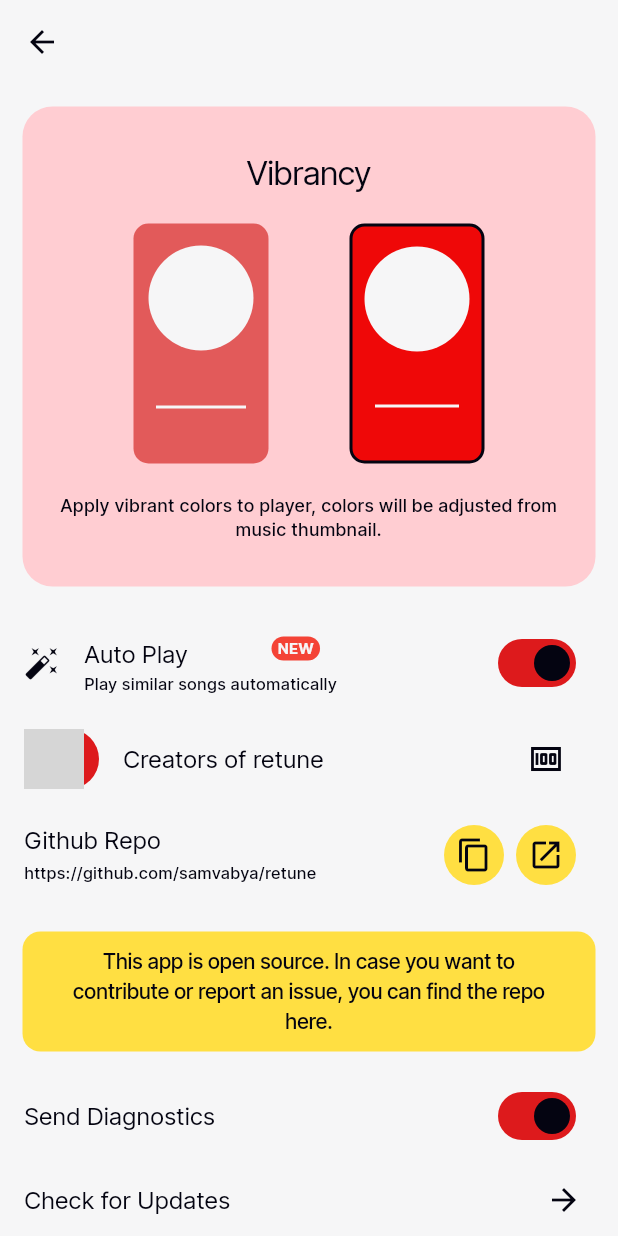
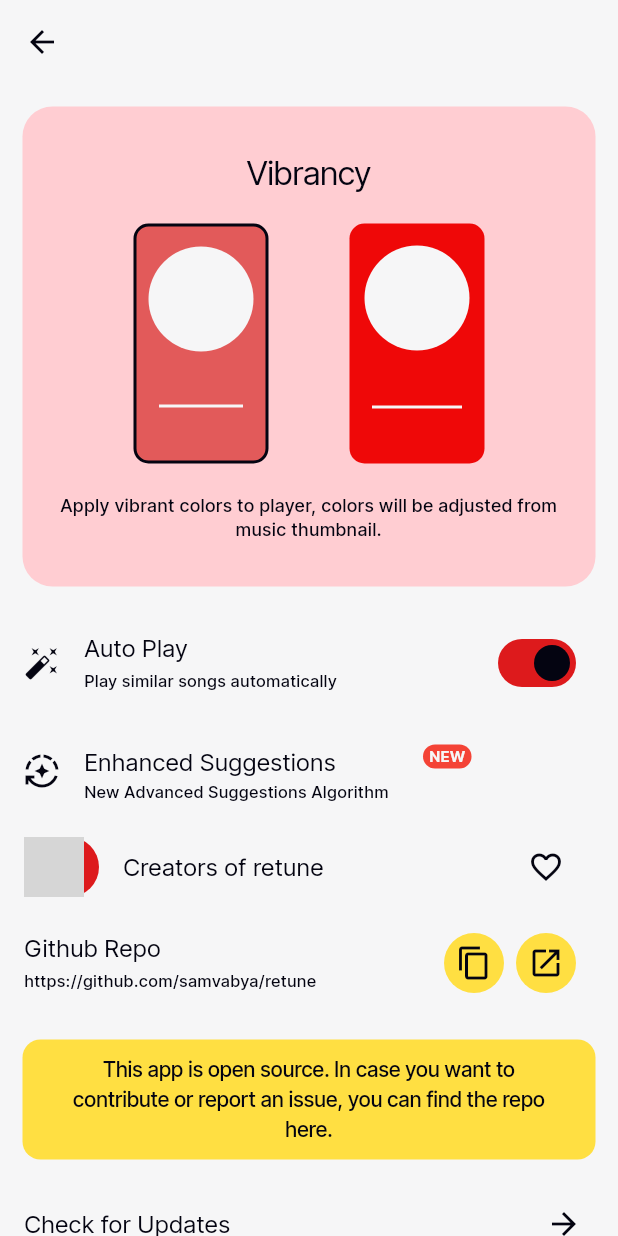
Before and after one commit to samvabya/retune, a Flutter app: the screen it shows after launch, after a tap on the "keyboard control" icon, on a phone screen of 412 x 824 dp. Run offline on Flutter 3.47's test engine with Material 3 defaults, Android fonts, the phone set to English and light mode, and no system bars; our stand-ins replace audio_service, audioplayers, cached_network_image, flutter_riverpod, google_fonts, hive and 2 more; missing offline and left inert: soft_edge_blur; accounts and stored records are empty; network calls fail; grey boxes are pictures that could not be loaded.

Commit message:
skip to previous/next controls, fixed settings, artists a-z

```diff
--- a/lib/main.dart
+++ b/lib/main.dart
@@ -3,6 +3,7 @@
 import 'package:flutter/services.dart';
 import 'package:flutter_riverpod/flutter_riverpod.dart';
 import 'package:google_fonts/google_fonts.dart';
+import 'package:retune/providers/settings_provider.dart';
 import 'package:retune/screens/home_screen.dart';
 import 'package:retune/services/audio_handler_service.dart';
 import 'package:retune/services/hive_service.dart';
@@ -25,6 +26,7 @@
     SystemUiOverlayStyle(statusBarColor: Colors.transparent),
   );
   await HiveService.init();
+  await SettingsProvider().init();
 
   runApp(const MainApp());
 }
--- a/lib/providers/song_provider.dart
+++ b/lib/providers/song_provider.dart
@@ -72,7 +72,7 @@
   Future<void> loadArtists() async {
     try {
       var artistids = HiveService.getAllArtists();
-      artistids.sort((a, b) => b.compareTo(a));
+      artistids.sort((a, b) => a.compareTo(b));
 
       _artists = await Future.wait(
         artistids.map((e) async {
--- a/lib/screens/settings_screen.dart
+++ b/lib/screens/settings_screen.dart
@@ -139,6 +139,14 @@
                 SwitchListTile(
                   value: state.autoPlay,
                   onChanged: (value) async => await state.setAutoPlay(value),
+                  title: Text('Auto Play'),
+                  subtitle: Text(
+                    'Play similar songs automatically',
+                    style: Theme.of(context).textTheme.labelSmall,
+                  ),
+                  secondary: Icon(Icons.auto_fix_high),
+                ),
+                ListTile(
                   title: Badge(
                     label: Text(
                       'NEW',
@@ -149,14 +157,14 @@
                       ),
                     ),
                     backgroundColor: Colors.red,
-                    offset: Offset(-115, 0),
-                    child: Text('Auto Play'),
+                    offset: Offset(-90, 0),
+                    child: Text('Enhanced Suggestions'),
                   ),
                   subtitle: Text(
-                    'Play similar songs automatically',
+                    'New Advanced Suggestions Algorithm',
                     style: Theme.of(context).textTheme.labelSmall,
                   ),
-                  secondary: Icon(Icons.auto_fix_high),
+                  leading: Icon(Icons.auto_mode),
                 ),
                 ListTile(
                   leading: Stack(
@@ -179,7 +187,7 @@
                       context,
                     ),
                     tooltip: 'Sponsor this app',
-                    icon: Icon(Icons.money),
+                    icon: Icon(Icons.favorite_border),
                   ),
                 ),
                 ListTile(
@@ -227,11 +235,6 @@
                       textAlign: TextAlign.center,
                     ),
                   ),
-                ),
-                SwitchListTile(
-                  value: sendData,
-                  onChanged: (_) => setState(() => sendData = !sendData),
-                  title: Text('Send Diagnostics'),
                 ),
                 ListTile(
                   title: Text('Check for Updates'),
--- a/pubspec.yaml
+++ b/pubspec.yaml
@@ -1,7 +1,7 @@
 name: retune
-description: "A new Flutter Music App."
+description: "A Flutter Music App."
 publish_to: 'none'
-version: 1.0.3
+version: 1.0.4+5
 
 environment:
   sdk: ^3.9.0
@@ -17,7 +17,6 @@
   hive_flutter: ^1.1.0
   http: ^1.5.0
   package_info_plus: ^8.3.1
-  path_provider_android: ^2.2.10
   riverpod: ^3.0.3
   flutter_riverpod: ^3.0.3
   soft_edge_blur: ^0.1.3
```
Also changed, not shown: lib/providers/player_provider.dart (+8 -0 lines), lib/services/audio_handler_service.dart (+20 -14 lines), pubspec.lock.
